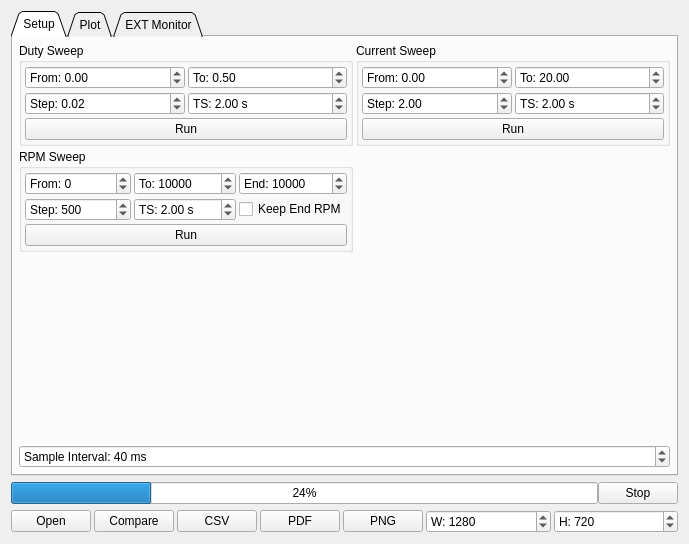
Qt form pages/pageexperiments.ui (vedderb/vesc_tool) before a commit.
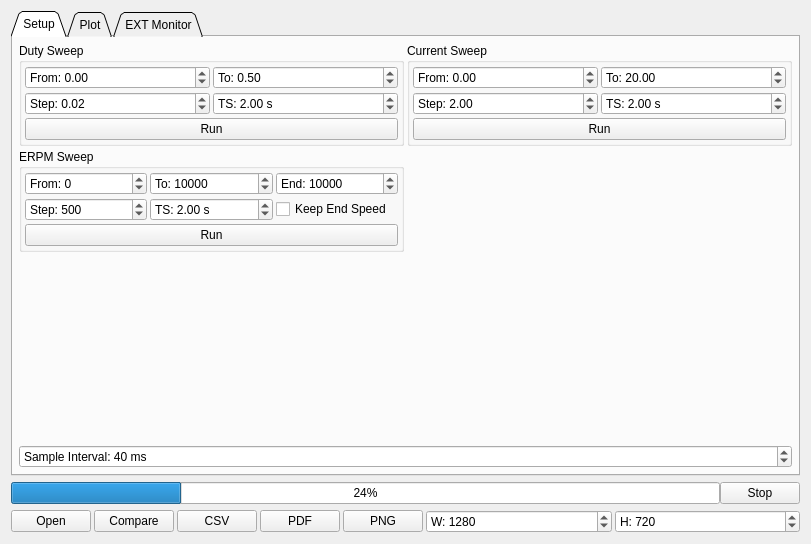
The same form after that commit. Icons and pictures are not drawn. Custom widgets are drawn as their Qt base class.

Commit message: Renamed RPM to ERPM on experiment page

```diff
--- a/pages/pageexperiments.ui
+++ b/pages/pageexperiments.ui
@@ -6,7 +6,7 @@
    <rect>
     <x>0</x>
     <y>0</y>
-    <width>689</width>
+    <width>811</width>
     <height>544</height>
    </rect>
   </property>
@@ -275,7 +275,7 @@
        <item row="2" column="0">
         <widget class="QGroupBox" name="groupBox_3">
          <property name="title">
-          <string>RPM Sweep</string>
+          <string>ERPM Sweep</string>
          </property>
          <layout class="QGridLayout" name="gridLayout_3">
           <property name="leftMargin">
@@ -408,7 +408,7 @@
           <item row="1" column="2">
            <widget class="QCheckBox" name="keepRPMcheckBox">
             <property name="text">
-             <string>Keep End RPM</string>
+             <string>Keep End Speed</string>
             </property>
             <property name="checked">
              <bool>false</bool>
```
Left out of the diff: 2 changed lines with no effect on the pictures. The commit also changes 1 other file.
